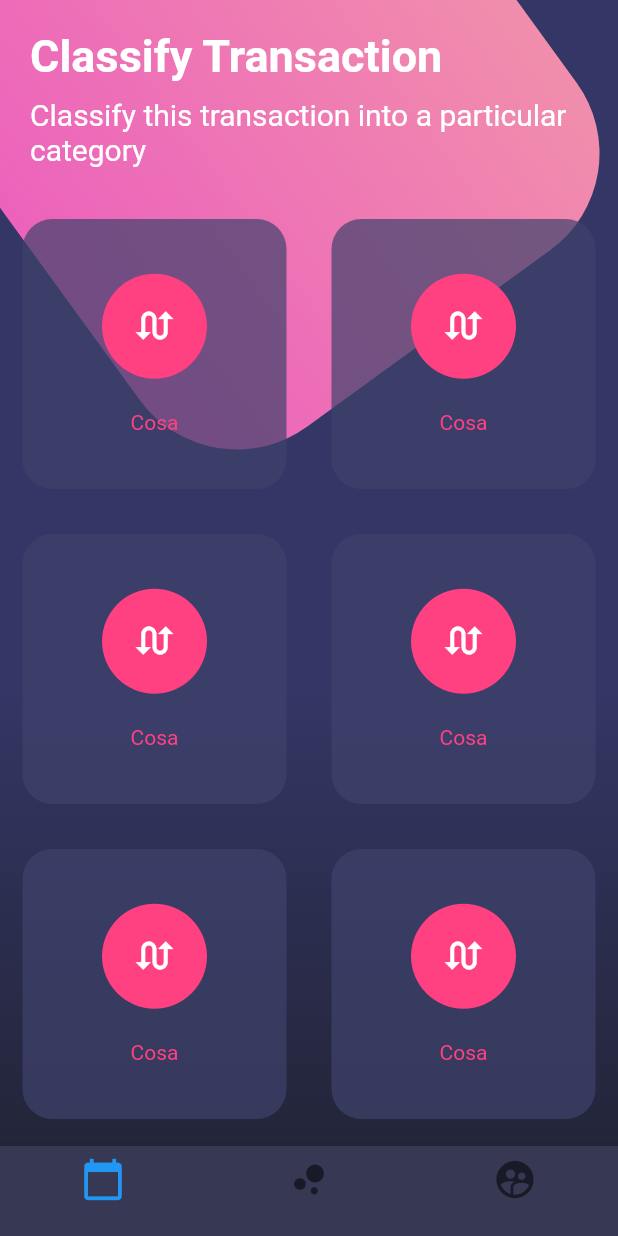
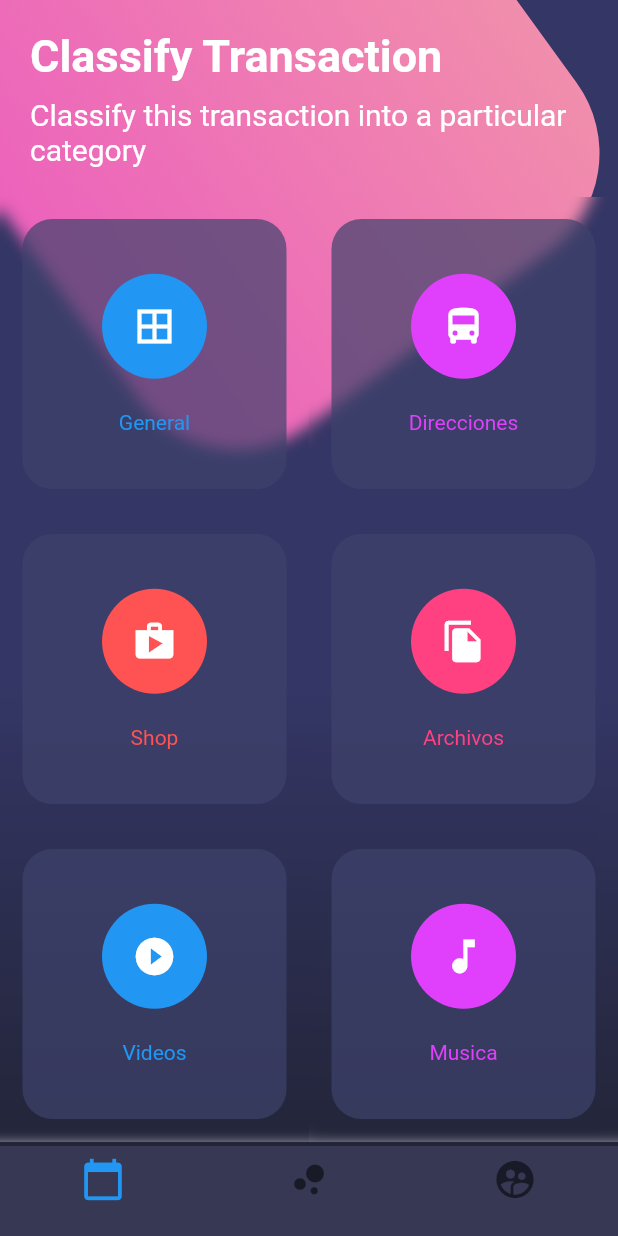
Before and after one commit to ronix1020/disenos, a Flutter app: the screen it shows after launch, on a phone screen of 412 x 824 dp. Run offline on Flutter 3.47's test engine with Material 2 defaults, Android fonts, the phone set to English and light mode, and no system bars.

Commit message:
Personalizacion de elementos tabla

```diff
--- a/lib/main.dart
+++ b/lib/main.dart
@@ -12,7 +12,7 @@ class MyApp extends StatelessWidget {
   Widget build(BuildContext context) {
 
     SystemChrome.setSystemUIOverlayStyle( SystemUiOverlayStyle.light.copyWith(
-      statusBarColor: Colors.white,
+      statusBarColor: Colors.transparent
     ));
 
     return MaterialApp(
--- a/lib/src/pages/botones_page.dart
+++ b/lib/src/pages/botones_page.dart
@@ -1,4 +1,5 @@
 import 'dart:math';
+import 'dart:ui';
 
 import 'package:flutter/material.dart';
 
@@ -117,56 +118,68 @@ class BotonesPage extends StatelessWidget {
     );
   }
 
-  Widget _botonesRedondeados(){
+  Widget _botonesRedondeados() {
     return Table(
       children: [
         TableRow(
           children: [
-            _crearBotonRedondeado(),
-            _crearBotonRedondeado(),
+            _crearBotonRedondeado(Colors.blue, Icons.border_all, 'General'),
+            _crearBotonRedondeado(Colors.purpleAccent, Icons.directions_bus, 'Direcciones'),
           ],
         ),
         TableRow(
           children: [
-            _crearBotonRedondeado(),
-            _crearBotonRedondeado(),
+            _crearBotonRedondeado(Colors.redAccent, Icons.shop, 'Shop'),
+            _crearBotonRedondeado(Colors.pinkAccent, Icons.file_copy, 'Archivos'),
           ],
         ),
         TableRow(
           children: [
-            _crearBotonRedondeado(),
-            _crearBotonRedondeado(),
+            _crearBotonRedondeado(Colors.blue, Icons.play_circle_fill, 'Videos'),
+            _crearBotonRedondeado(Colors.purpleAccent, Icons.music_note_sharp, 'Musica'),
           ],
         )
       ],
     );
-
-
-
   }
 
-  Widget _crearBotonRedondeado(){
-    return Container(
+  Widget _crearBotonRedondeado(Color color, IconData icon, String texto ) {
+    return ClipRect(
+      child: BackdropFilter(
+        filter: ImageFilter.blur(sigmaX: 5.0, sigmaY: 5.0),
+        child: Container(
           height: 180.0,
           margin: EdgeInsets.all(15.0),
           decoration: BoxDecoration(
-        color:  Color.fromRGBO(62, 66, 107, 0.7),
+            color: Color.fromRGBO(62, 66, 107, 0.7),
             borderRadius: BorderRadius.circular(20.0),
           ),
           child: Column(
             mainAxisAlignment: MainAxisAlignment.spaceAround,
             children: [
-          SizedBox(height: 5.0,),
+              SizedBox(
+                height: 5.0,
+              ),
               CircleAvatar(
                 radius: 35.0,
-            backgroundColor: Colors.pinkAccent,
-            child: Icon(Icons.swap_calls, color: Colors.white, size: 30.0,),
+                backgroundColor: color,
+                child: Icon(
+                  icon,
+                  color: Colors.white,
+                  size: 30.0,
                 ),
-          Text('Cosa', style: TextStyle(color: Colors.pinkAccent),),
-          SizedBox(height: 5.0,),
+              ),
+              Text(
+                texto,
+                style: TextStyle(color: color),
+              ),
+              SizedBox(
+                height: 5.0,
+              ),
             ],
+          ),
+        ),
       ),
     );
   }
-
 }
```
Lines whose indentation alone changed are shown as unchanged.
